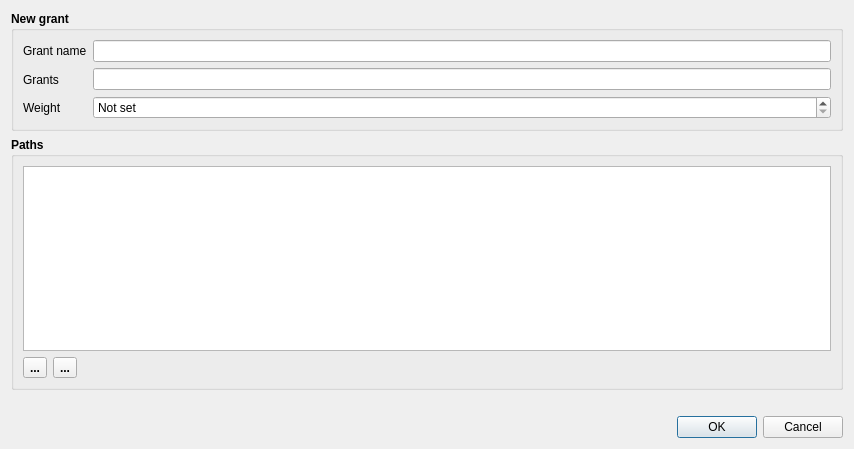
Old version of the form src/dlgaddeditgrant.ui in the repository syyyr/shvspy.
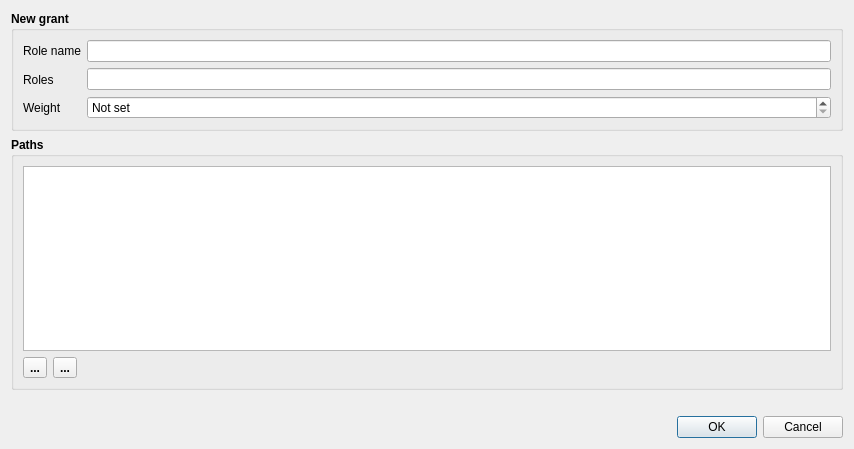
New version of the form. Icons and pictures are not drawn.

The edit to the form file:
```diff
--- a/src/dlgaddeditgrant.ui
+++ b/src/dlgaddeditgrant.ui
@@ -39,7 +39,7 @@
              </font>
             </property>
             <property name="text">
-             <string>Grant name</string>
+             <string>Role name</string>
             </property>
            </widget>
           </item>
@@ -52,7 +52,7 @@
              </font>
             </property>
             <property name="text">
-             <string>Grants</string>
+             <string>Roles</string>
             </property>
            </widget>
           </item>
@@ -74,13 +74,19 @@
         <item>
          <layout class="QVBoxLayout" name="verticalLayout_2">
           <item>
-           <widget class="QLineEdit" name="leGrantName">
+           <widget class="QLineEdit" name="leRoleName">
+            <property name="enabled">
+             <bool>true</bool>
+            </property>
             <property name="font">
              <font>
               <weight>50</weight>
               <bold>false</bold>
              </font>
             </property>
+            <property name="readOnly">
+             <bool>false</bool>
+            </property>
            </widget>
           </item>
           <item>
```
Left out of the diff: 6 changed lines with no effect on the pictures.
